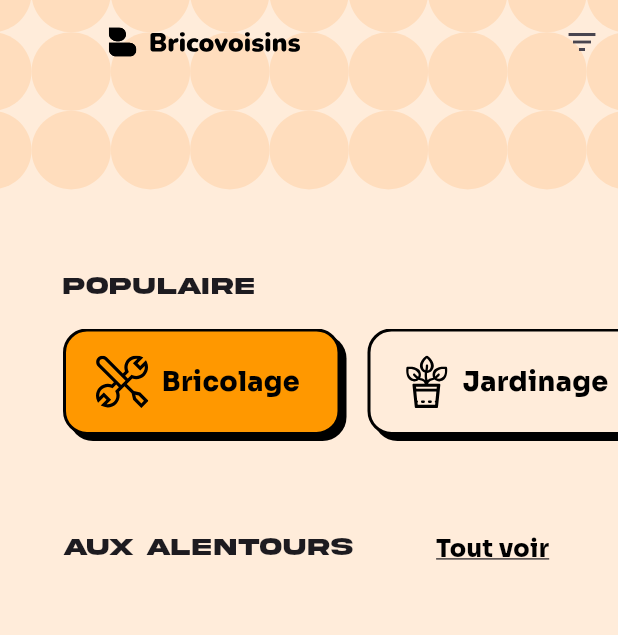
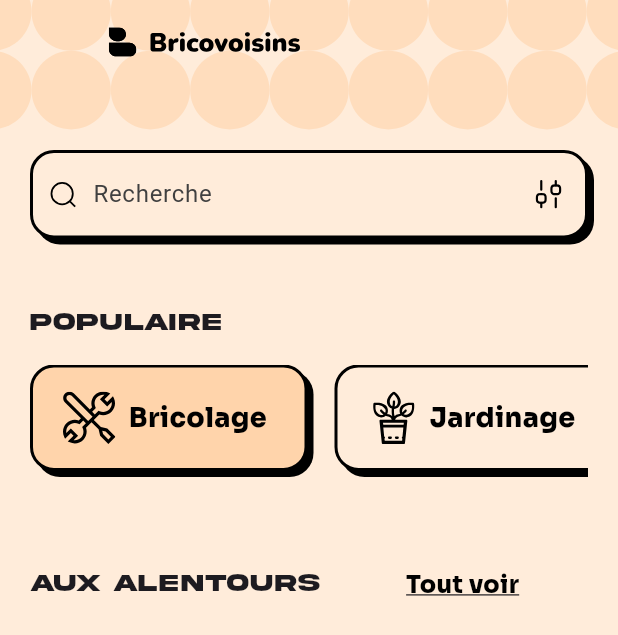
Before and after one commit to Brico-Voisin/BV-Frontend, a Flutter app: the Home screen opened directly, after a tap on "Bricolage", on a phone screen of 412 x 824 dp. Shown: the top 635 px of the screen. Run offline on Flutter 3.47's test engine with Material 3 defaults, Android fonts, the phone set to English and light mode, and no system bars; our stand-ins replace carousel_slider, flutter_dotenv, flutter_svg, supabase_flutter; accounts and stored records are empty.

Commit message:
feat: :sparkles: Implemented responsive search bar with shadow and keyboard handling
- Added search bar with SVG icon and custom styling (shadow offset: 4,4, blur: 0, black with opacity 1). - Updated text color for the search placeholder to #404040. - Adjusted the layout to handle keyboard visibility, ensuring the content resizes correctly without overflow when the keyboard appears. - Ensured the navigation menu stays at the bottom and does not move with the keyboard. - Fixed overflow issues in the carousel and product display during keyboard interaction. - Improved handling of screen resizing to prevent UI elements from being pushed out of view.

```diff
--- a/lib/model/product.dart
+++ b/lib/model/product.dart
@@ -24,7 +24,6 @@ class Product {
   });
 
   factory Product.fromJson(Map<String, dynamic> json) {
-    // Conversion des champs JSON en List<String> pour imageProduct et theme
     var images = List<String>.from(json['image_product'] ?? []);
     var theme = List<String>.from(json['theme_product'] ?? []);
     return Product(
--- a/lib/provider/product_provider.dart
+++ b/lib/provider/product_provider.dart
@@ -7,6 +7,7 @@ class ProductProvider with ChangeNotifier {
   List<Product> _filteredProducts = [];
   bool _isLoading = false;
   String _error = '';
+  String _searchQuery = ''; // Nouveau champ pour la recherche
 
   List<Product> get products =>
       _filteredProducts.isEmpty ? _products : _filteredProducts;
@@ -15,7 +16,6 @@ class ProductProvider with ChangeNotifier {
 
   final SupabaseClient _supabaseClient = Supabase.instance.client;
 
-  // Récupérer tous les produits depuis la base de données
   Future<void> fetchProducts() async {
     _setLoading(true);
     _resetError();
@@ -25,7 +25,7 @@ class ProductProvider with ChangeNotifier {
 
       if (response != null && response is List) {
         _products = response.map((item) => Product.fromJson(item)).toList();
-        _filteredProducts = _products; // Au départ, on montre tous les produits
+        _applyFilters(); // Appliquer les filtres après avoir chargé les produits
       } else {
         throw 'Aucun produit trouvé';
       }
@@ -38,9 +38,31 @@ class ProductProvider with ChangeNotifier {
 
   // Filtrer les produits par thème
   void setFilterByTheme(String theme) {
+    _searchQuery =
+        ''; // Réinitialise la recherche lors de la sélection d'un thème
     _filteredProducts = _products.where((product) {
-      return product.theme.contains(theme); // Filtrer si le thème correspond
+      return product.theme.contains(theme);
     }).toList();
+    notifyListeners();
+  }
+
+  // Filtrer les produits par recherche
+  void setSearchQuery(String query) {
+    _searchQuery = query;
+    _applyFilters();
+  }
+
+  // Applique les filtres en fonction du thème et de la recherche
+  void _applyFilters() {
+    if (_searchQuery.isEmpty) {
+      _filteredProducts = _products;
+    } else {
+      _filteredProducts = _products.where((product) {
+        return product.nameProduct
+            .toLowerCase()
+            .contains(_searchQuery.toLowerCase());
+      }).toList();
+    }
     notifyListeners();
   }
 
--- a/lib/screen/Home.dart
+++ b/lib/screen/Home.dart
@@ -47,6 +47,61 @@ class _HomeState extends State<Home> {
     context.read<ProductProvider>().setFilterByTheme(selectedTheme);
   }
 
+  void _onSearchChanged(String query) {
+    context.read<ProductProvider>().setSearchQuery(query);
+  }
+
+  void _showFilterDialog() {
+    showDialog(
+      context: context,
+      builder: (context) {
+        return AlertDialog(
+          title: const Text('Filtrer par thème'),
+          content: Column(
+            mainAxisSize: MainAxisSize.min,
+            children: [
+              ListTile(
+                title: const Text('Retirez les filtres'),
+                onTap: () {
+                  _toggleTheme('');
+                  Navigator.of(context).pop();
+                },
+              ),
+              ListTile(
+                title: const Text('Jardinage'),
+                onTap: () {
+                  _toggleTheme('Jardinage');
+                  Navigator.of(context).pop();
+                },
+              ),
+              ListTile(
+                title: const Text('Menuiserie'),
+                onTap: () {
+                  _toggleTheme('Menuiserie');
+                  Navigator.of(context).pop();
+                },
+              ),
+              ListTile(
+                title: const Text('Peinture'),
+                onTap: () {
+                  _toggleTheme('Peinture');
+                  Navigator.of(context).pop();
+                },
+              ),
+              ListTile(
+                title: const Text('Bricolage'),
+                onTap: () {
+                  _toggleTheme('Bricolage');
+                  Navigator.of(context).pop();
+                },
+              ),
+            ],
+          ),
+        );
+      },
+    );
+  }
+
   @override
   Widget build(BuildContext context) {
     final products = context.watch<ProductProvider>().products;
@@ -64,7 +119,7 @@ class _HomeState extends State<Home> {
     return Scaffold(
       backgroundColor: const Color(0xFFFFECDA),
       appBar: PreferredSize(
-        preferredSize: const Size.fromHeight(180),
+        preferredSize: const Size.fromHeight(100),
         child: Stack(
           children: [
             Container(
@@ -98,87 +153,97 @@ class _HomeState extends State<Home> {
                 ],
               ),
               leading: Container(),
-              actions: [
-                IconButton(
-                  icon: Icon(Icons.filter_list),
-                  onPressed: () {
-                    showDialog(
-                      context: context,
-                      builder: (context) {
-                        return AlertDialog(
-                          title: Text('Filtrer par thème'),
-                          content: Column(
-                            mainAxisSize: MainAxisSize.min,
-                            children: [
-                              ListTile(
-                                title: Text('Retirez les filtres'),
-                                onTap: () {
-                                  _toggleTheme('');
-                                  Navigator.of(context).pop();
-                                },
-                              ),
-                              ListTile(
-                                title: Text('Jardinage'),
-                                onTap: () {
-                                  _toggleTheme('Jardinage');
-                                  Navigator.of(context).pop();
-                                },
-                              ),
-                              ListTile(
-                                title: Text('Menuiserie'),
-                                onTap: () {
-                                  _toggleTheme('Menuiserie');
-                                  Navigator.of(context).pop();
-                                },
-                              ),
-                              ListTile(
-                                title: Text('Peinture'),
-                                onTap: () {
-                                  _toggleTheme('Peinture');
-                                  Navigator.of(context).pop();
-                                },
-                              ),
-                              ListTile(
-                                title: Text('Bricolage'),
-                                onTap: () {
-                                  _toggleTheme('Bricolage');
-                                  Navigator.of(context).pop();
-                                },
-                              ),
-                            ],
-                          ),
-                        );
-                      },
-                    );
-                  },
-                ),
-              ],
             ),
           ],
         ),
       ),
       body: Padding(
-        padding: const EdgeInsets.only(left: 42),
+        padding: const EdgeInsets.symmetric(horizontal: 20),
         child: Column(
           crossAxisAlignment: CrossAxisAlignment.start,
           children: [
-            Padding(
-              padding: const EdgeInsets.only(right: 46),
-              child: Row(
-                mainAxisAlignment: MainAxisAlignment.spaceBetween,
-                children: [
-                  const Text(
-                    'Populaire',
-                    style: TextStyle(
-                      fontSize: 16,
-                      fontWeight: FontWeight.normal,
-                      fontFamily: 'AkiraExpanded',
+            Row(
+              children: [
+                Expanded(
+                  child: Container(
+                    decoration: BoxDecoration(
+                      borderRadius: BorderRadius.circular(16),
+                      border: Border.all(color: Colors.black, width: 2),
+                      color: const Color(0xFFFFECDA),
+                      boxShadow: [
+                        BoxShadow(
+                          color: Colors.black.withOpacity(1), // Ombre noire
+                          offset: const Offset(4, 4), // Décalage de l'ombre
+                          blurRadius: 0, // Pas de flou
+                        ),
+                      ],
+                    ),
+                    child: Row(
+                      children: [
+                        Padding(
+                          padding: const EdgeInsets.all(10.0),
+                          child: SvgPicture.asset(
+                            'assets/images/search.svg',
+                            width: 20,
+                            height: 20,
+                            fit: BoxFit.contain,
+                          ),
+                        ),
+                        Expanded(
+                          child: TextField(
+                            onChanged: _onSearchChanged,
+                            style: TextStyle(
+                              color: const Color(
+                                  0xFF404040), // Couleur du texte saisi
+                            ),
+                            decoration: InputDecoration(
+                              hintText: 'Recherche',
+                              hintStyle: TextStyle(
+                                color: const Color(
+                                    0xFF404040), // Couleur du texte du hint
+                              ),
+                              border: InputBorder.none,
+                            ),
+                          ),
+                        ),
+                        Container(
+                          height: 55,
+                          width: 48,
+                          decoration: BoxDecoration(
+                            borderRadius: const BorderRadius.only(
+                              topRight: Radius.circular(16),
+                              bottomRight: Radius.circular(16),
+                            ),
+                          ),
+                          child: IconButton(
+                            icon: SvgPicture.asset(
+                              'assets/images/filter.svg',
+                              width: 24,
+                              height: 24,
+                              fit: BoxFit.contain,
+                            ),
+                            onPressed: _showFilterDialog,
+                          ),
+                        ),
+                      ],
                     ),
                   ),
-                ],
+                ),
+              ],
+            ),
+
+            const SizedBox(height: 45),
+            // Section Populaire
+            const Text(
+              'Populaire',
+              style: TextStyle(
+                fontSize: 16,
+                fontWeight: FontWeight.normal,
+                fontFamily: 'AkiraExpanded',
               ),
             ),
             const SizedBox(height: 16),
+            // Liste des éléments populaires
             SizedBox(
               height: 75,
               child: ListView.builder(
@@ -199,7 +264,7 @@ class _HomeState extends State<Home> {
                         decoration: BoxDecoration(
                           borderRadius: BorderRadius.circular(16),
                           color: isSelected
-                              ? Colors.orange
+                              ? const Color(0xFFFFD4AB)
                               : const Color(0xFFFFECDA),
                           border: Border.all(
                             color: Colors.black,
@@ -336,7 +401,7 @@ class _HomeState extends State<Home> {
                           height: 200,
                           decoration: BoxDecoration(
                             borderRadius: BorderRadius.circular(16),
-                            color: const Color(0xFFFFDDBD),
+                            color: Colors.white,
                             border: Border.all(
                               color: Colors.black,
                               width: 2,
```
Also changed, not shown: assets/images/filter.svg (added), assets/images/search.svg (added).
